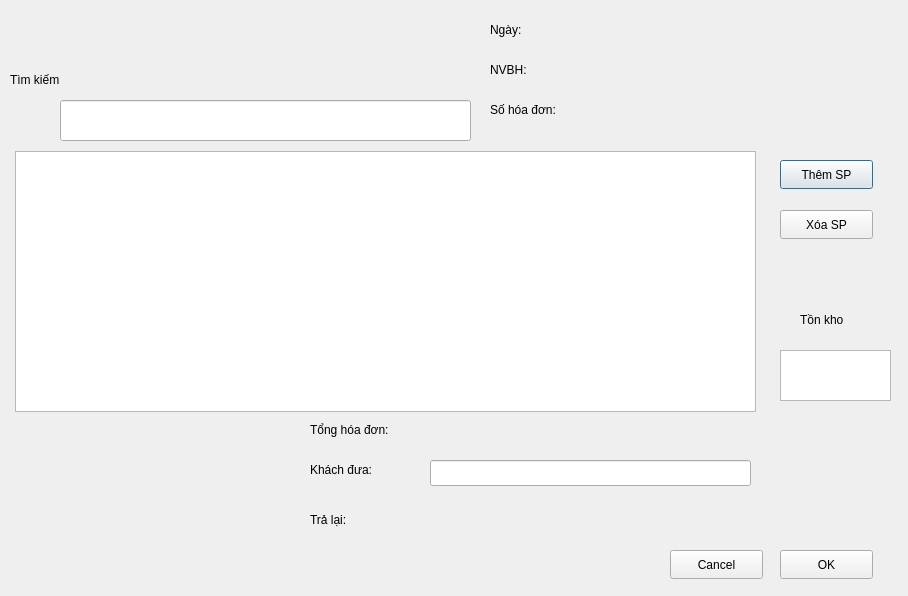
This is saleswindow.ui in suofujita/nekolibro as Qt 5 draws it before an edit. The edited form follows.
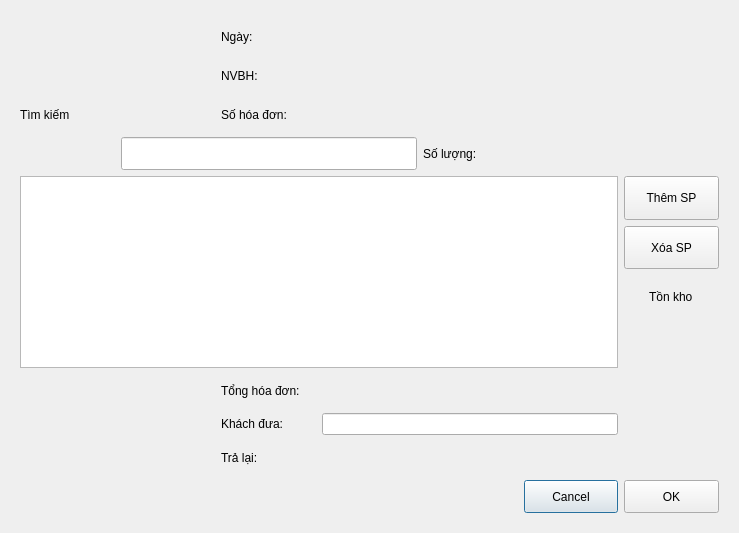
This is the edited form.

Commit message: updated saleswindow (search by text)

```diff
--- a/saleswindow.ui
+++ b/saleswindow.ui
@@ -6,277 +6,277 @@
    <rect>
     <x>0</x>
     <y>0</y>
-    <width>908</width>
-    <height>596</height>
+    <width>739</width>
+    <height>533</height>
    </rect>
   </property>
+  <property name="sizePolicy">
+   <sizepolicy hsizetype="Maximum" vsizetype="Maximum">
+    <horstretch>0</horstretch>
+    <verstretch>0</verstretch>
+   </sizepolicy>
+  </property>
   <property name="windowTitle">
    <string>Dialog</string>
   </property>
-  <widget class="QPushButton" name="pushButton_4">
-   <property name="geometry">
-    <rect>
-     <x>780</x>
-     <y>160</y>
-     <width>93</width>
-     <height>29</height>
-    </rect>
-   </property>
-   <property name="text">
-    <string>Thêm SP</string>
-   </property>
-  </widget>
-  <widget class="QLabel" name="label_4">
-   <property name="geometry">
-    <rect>
-     <x>490</x>
-     <y>60</y>
-     <width>81</width>
-     <height>20</height>
-    </rect>
-   </property>
-   <property name="text">
-    <string>NVBH:</string>
-   </property>
-  </widget>
-  <widget class="QPushButton" name="pushButton_2">
-   <property name="geometry">
-    <rect>
-     <x>780</x>
-     <y>550</y>
-     <width>93</width>
-     <height>29</height>
-    </rect>
-   </property>
-   <property name="text">
-    <string>OK</string>
-   </property>
-  </widget>
-  <widget class="QPushButton" name="pushButton_5">
-   <property name="geometry">
-    <rect>
-     <x>780</x>
-     <y>210</y>
-     <width>93</width>
-     <height>29</height>
-    </rect>
-   </property>
-   <property name="text">
-    <string>Xóa SP</string>
-   </property>
-  </widget>
-  <widget class="QListView" name="listView">
-   <property name="geometry">
-    <rect>
-     <x>780</x>
-     <y>350</y>
-     <width>111</width>
-     <height>51</height>
-    </rect>
-   </property>
-  </widget>
-  <widget class="QLineEdit" name="lineEdit">
-   <property name="geometry">
-    <rect>
-     <x>60</x>
-     <y>100</y>
-     <width>411</width>
-     <height>41</height>
-    </rect>
-   </property>
-   <property name="text">
-    <string/>
-   </property>
-  </widget>
-  <widget class="QLabel" name="label">
-   <property name="geometry">
-    <rect>
-     <x>800</x>
-     <y>310</y>
-     <width>63</width>
-     <height>20</height>
-    </rect>
-   </property>
-   <property name="text">
-    <string>Tồn kho</string>
-   </property>
-  </widget>
-  <widget class="QLabel" name="label_8">
-   <property name="geometry">
-    <rect>
-     <x>310</x>
-     <y>510</y>
-     <width>63</width>
-     <height>20</height>
-    </rect>
-   </property>
-   <property name="text">
-    <string>Trả lại:</string>
-   </property>
-  </widget>
-  <widget class="QLabel" name="label_3">
-   <property name="geometry">
-    <rect>
-     <x>490</x>
-     <y>20</y>
-     <width>63</width>
-     <height>20</height>
-    </rect>
-   </property>
-   <property name="text">
-    <string>Ngày: </string>
-   </property>
-  </widget>
-  <widget class="QPushButton" name="pushButton_3">
-   <property name="geometry">
-    <rect>
-     <x>670</x>
-     <y>550</y>
-     <width>93</width>
-     <height>29</height>
-    </rect>
-   </property>
-   <property name="text">
-    <string>Cancel</string>
-   </property>
-  </widget>
-  <widget class="QLabel" name="label_7">
-   <property name="geometry">
-    <rect>
-     <x>310</x>
-     <y>460</y>
-     <width>91</width>
-     <height>20</height>
-    </rect>
-   </property>
-   <property name="text">
-    <string>Khách đưa:</string>
-   </property>
-  </widget>
-  <widget class="QLabel" name="label_6">
-   <property name="geometry">
-    <rect>
-     <x>310</x>
-     <y>420</y>
-     <width>121</width>
-     <height>20</height>
-    </rect>
-   </property>
-   <property name="text">
-    <string>Tổng hóa đơn:</string>
-   </property>
-  </widget>
-  <widget class="QLabel" name="label_5">
-   <property name="geometry">
-    <rect>
-     <x>490</x>
-     <y>100</y>
-     <width>91</width>
-     <height>20</height>
-    </rect>
-   </property>
-   <property name="text">
-    <string>Số hóa đơn:</string>
-   </property>
-  </widget>
-  <widget class="QLabel" name="label_2">
-   <property name="geometry">
-    <rect>
-     <x>10</x>
-     <y>70</y>
-     <width>63</width>
-     <height>20</height>
-    </rect>
-   </property>
-   <property name="text">
-    <string>Tìm kiếm</string>
-   </property>
-  </widget>
-  <widget class="QLabel" name="date_time">
-   <property name="geometry">
-    <rect>
-     <x>560</x>
-     <y>20</y>
-     <width>291</width>
-     <height>20</height>
-    </rect>
-   </property>
-   <property name="text">
-    <string/>
-   </property>
-  </widget>
-  <widget class="QLabel" name="name">
-   <property name="geometry">
-    <rect>
-     <x>560</x>
-     <y>60</y>
-     <width>301</width>
-     <height>20</height>
-    </rect>
-   </property>
-   <property name="text">
-    <string/>
-   </property>
-  </widget>
-  <widget class="QLabel" name="num_bill">
-   <property name="geometry">
-    <rect>
-     <x>580</x>
-     <y>100</y>
-     <width>301</width>
-     <height>20</height>
-    </rect>
-   </property>
-   <property name="text">
-    <string/>
-   </property>
-  </widget>
-  <widget class="QTableView" name="tableView">
-   <property name="geometry">
-    <rect>
-     <x>15</x>
-     <y>151</y>
-     <width>741</width>
-     <height>261</height>
-    </rect>
-   </property>
-  </widget>
-  <widget class="QLabel" name="total_bill">
-   <property name="geometry">
-    <rect>
-     <x>430</x>
-     <y>420</y>
-     <width>321</width>
-     <height>20</height>
-    </rect>
-   </property>
-   <property name="text">
-    <string/>
-   </property>
-  </widget>
-  <widget class="QLineEdit" name="customer_money">
-   <property name="geometry">
-    <rect>
-     <x>430</x>
-     <y>460</y>
-     <width>321</width>
-     <height>26</height>
-    </rect>
-   </property>
-  </widget>
-  <widget class="QLabel" name="return_2">
-   <property name="geometry">
-    <rect>
-     <x>430</x>
-     <y>510</y>
-     <width>321</width>
-     <height>20</height>
-    </rect>
-   </property>
-   <property name="text">
-    <string/>
-   </property>
-  </widget>
+  <layout class="QGridLayout" name="gridLayout">
+   <item row="0" column="1">
+    <widget class="QWidget" name="gridWidget" native="true">
+     <layout class="QGridLayout" name="gridLayout_6">
+      <item row="0" column="3" colspan="4">
+       <widget class="QLabel" name="date_time">
+        <property name="sizePolicy">
+         <sizepolicy hsizetype="Preferred" vsizetype="Preferred">
+          <horstretch>0</horstretch>
+          <verstretch>0</verstretch>
+         </sizepolicy>
+        </property>
+        <property name="text">
+         <string/>
+        </property>
+       </widget>
+      </item>
+      <item row="12" column="5">
+       <widget class="QPushButton" name="pushButton_3">
+        <property name="sizePolicy">
+         <sizepolicy hsizetype="Minimum" vsizetype="Minimum">
+          <horstretch>0</horstretch>
+          <verstretch>0</verstretch>
+         </sizepolicy>
+        </property>
+        <property name="text">
+         <string>Cancel</string>
+        </property>
+       </widget>
+      </item>
+      <item row="8" column="6">
+       <widget class="QLabel" name="stock">
+        <property name="text">
+         <string/>
+        </property>
+       </widget>
+      </item>
+      <item row="10" column="2">
+       <widget class="QLabel" name="label_7">
+        <property name="sizePolicy">
+         <sizepolicy hsizetype="Preferred" vsizetype="Preferred">
+          <horstretch>0</horstretch>
+          <verstretch>0</verstretch>
+         </sizepolicy>
+        </property>
+        <property name="text">
+         <string>Khách đưa:</string>
+        </property>
+       </widget>
+      </item>
+      <item row="2" column="0">
+       <widget class="QLabel" name="label_2">
+        <property name="sizePolicy">
+         <sizepolicy hsizetype="Preferred" vsizetype="Preferred">
+          <horstretch>0</horstretch>
+          <verstretch>0</verstretch>
+         </sizepolicy>
+        </property>
+        <property name="text">
+         <string>Tìm kiếm</string>
+        </property>
+       </widget>
+      </item>
+      <item row="12" column="6">
+       <widget class="QPushButton" name="pushButton_2">
+        <property name="sizePolicy">
+         <sizepolicy hsizetype="Preferred" vsizetype="Preferred">
+          <horstretch>0</horstretch>
+          <verstretch>0</verstretch>
+         </sizepolicy>
+        </property>
+        <property name="text">
+         <string>OK</string>
+        </property>
+       </widget>
+      </item>
+      <item row="3" column="1" colspan="3">
+       <widget class="QLineEdit" name="search">
+        <property name="sizePolicy">
+         <sizepolicy hsizetype="Preferred" vsizetype="Preferred">
+          <horstretch>0</horstretch>
+          <verstretch>0</verstretch>
+         </sizepolicy>
+        </property>
+        <property name="text">
+         <string/>
+        </property>
+       </widget>
+      </item>
+      <item row="11" column="2">
+       <widget class="QLabel" name="label_8">
+        <property name="sizePolicy">
+         <sizepolicy hsizetype="Preferred" vsizetype="Preferred">
+          <horstretch>0</horstretch>
+          <verstretch>0</verstretch>
+         </sizepolicy>
+        </property>
+        <property name="text">
+         <string>Trả lại:</string>
+        </property>
+       </widget>
+      </item>
+      <item row="2" column="3" colspan="4">
+       <widget class="QLabel" name="num_bill">
+        <property name="sizePolicy">
+         <sizepolicy hsizetype="Preferred" vsizetype="Preferred">
+          <horstretch>0</horstretch>
+          <verstretch>0</verstretch>
+         </sizepolicy>
+        </property>
+        <property name="text">
+         <string/>
+        </property>
+       </widget>
+      </item>
+      <item row="5" column="6">
+       <widget class="QPushButton" name="add">
+        <property name="sizePolicy">
+         <sizepolicy hsizetype="Preferred" vsizetype="Preferred">
+          <horstretch>0</horstretch>
+          <verstretch>0</verstretch>
+         </sizepolicy>
+        </property>
+        <property name="text">
+         <string>Thêm SP</string>
+        </property>
+       </widget>
+      </item>
+      <item row="10" column="3" colspan="3">
+       <widget class="QLineEdit" name="lineEdit"/>
+      </item>
+      <item row="7" column="6" alignment="Qt::AlignmentFlag::AlignHCenter">
+       <widget class="QLabel" name="label_9">
+        <property name="text">
+         <string>Tồn kho</string>
+        </property>
+       </widget>
+      </item>
+      <item row="9" column="3" colspan="3">
+       <widget class="QLabel" name="total">
+        <property name="text">
+         <string/>
+        </property>
+       </widget>
+      </item>
+      <item row="3" column="5">
+       <widget class="QLabel" name="num_book">
+        <property name="text">
+         <string/>
+        </property>
+       </widget>
+      </item>
+      <item row="1" column="3" colspan="4">
+       <widget class="QLabel" name="name">
+        <property name="sizePolicy">
+         <sizepolicy hsizetype="Preferred" vsizetype="Preferred">
+          <horstretch>0</horstretch>
+          <verstretch>0</verstretch>
+         </sizepolicy>
+        </property>
+        <property name="text">
+         <string/>
+        </property>
+       </widget>
+      </item>
+      <item row="2" column="2">
+       <widget class="QLabel" name="label_5">
+        <property name="sizePolicy">
+         <sizepolicy hsizetype="Preferred" vsizetype="Preferred">
+          <horstretch>0</horstretch>
+          <verstretch>0</verstretch>
+         </sizepolicy>
+        </property>
+        <property name="text">
+         <string>Số hóa đơn:</string>
+        </property>
+       </widget>
+      </item>
+      <item row="0" column="2">
+       <widget class="QLabel" name="label_3">
+        <property name="sizePolicy">
+         <sizepolicy hsizetype="Preferred" vsizetype="Preferred">
+          <horstretch>0</horstretch>
+          <verstretch>0</verstretch>
+         </sizepolicy>
+        </property>
+        <property name="text">
+         <string>Ngày: </string>
+        </property>
+       </widget>
+      </item>
+      <item row="3" column="4">
+       <widget class="QLabel" name="label_10">
+        <property name="text">
+         <string>Số lượng:</string>
+        </property>
+       </widget>
+      </item>
+      <item row="11" column="3" colspan="3">
+       <widget class="QLabel" name="return_2">
+        <property name="text">
+         <string/>
+        </property>
+       </widget>
+      </item>
+      <item row="6" column="6">
+       <widget class="QPushButton" name="remove">
+        <property name="sizePolicy">
+         <sizepolicy hsizetype="Preferred" vsizetype="Preferred">
+          <horstretch>0</horstretch>
+          <verstretch>0</verstretch>
+         </sizepolicy>
+        </property>
+        <property name="text">
+         <string>Xóa SP</string>
+        </property>
+       </widget>
+      </item>
+      <item row="1" column="2">
+       <widget class="QLabel" name="label_4">
+        <property name="sizePolicy">
+         <sizepolicy hsizetype="Preferred" vsizetype="Preferred">
+          <horstretch>0</horstretch>
+          <verstretch>0</verstretch>
+         </sizepolicy>
+        </property>
+        <property name="text">
+         <string>NVBH:</string>
+        </property>
+       </widget>
+      </item>
+      <item row="9" column="2">
+       <widget class="QLabel" name="label_6">
+        <property name="sizePolicy">
+         <sizepolicy hsizetype="Preferred" vsizetype="Preferred">
+          <horstretch>0</horstretch>
+          <verstretch>0</verstretch>
+         </sizepolicy>
+        </property>
+        <property name="text">
+         <string>Tổng hóa đơn:</string>
+        </property>
+       </widget>
+      </item>
+      <item row="3" column="0">
+       <widget class="QLabel" name="label">
+        <property name="text">
+         <string/>
+        </property>
+       </widget>
+      </item>
+      <item row="5" column="0" rowspan="4" colspan="6">
+       <widget class="QTableWidget" name="products"/>
+      </item>
+     </layout>
+    </widget>
+   </item>
+  </layout>
  </widget>
  <resources/>
  <connections/>
```
The commit also changes 16 other files.
